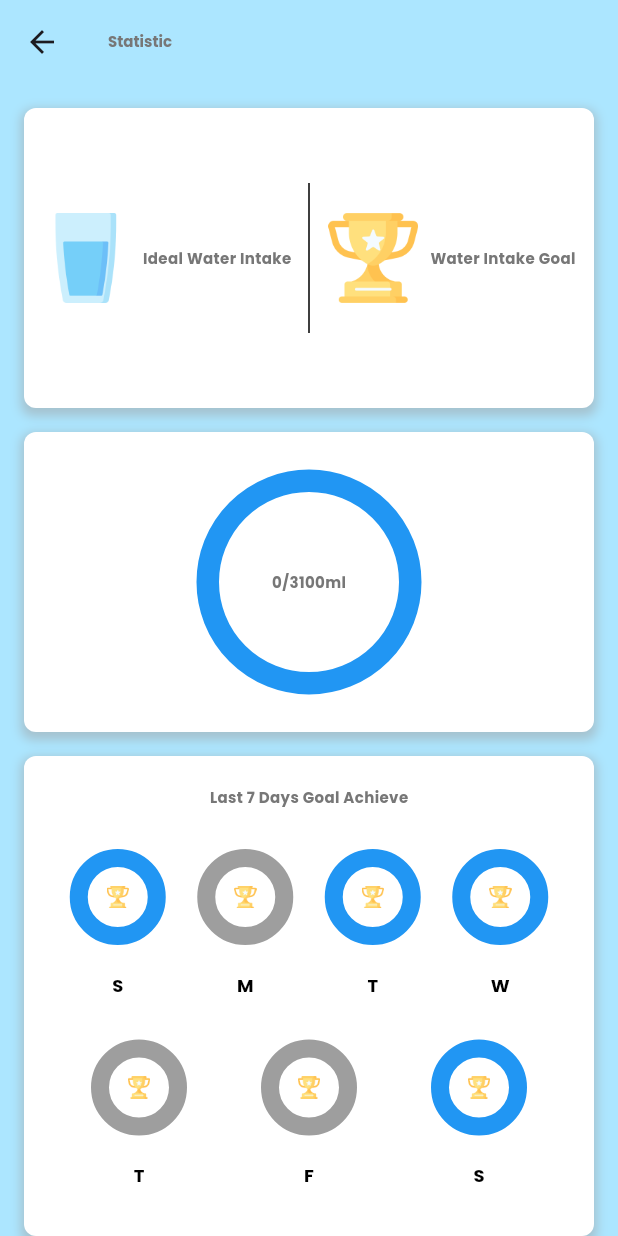
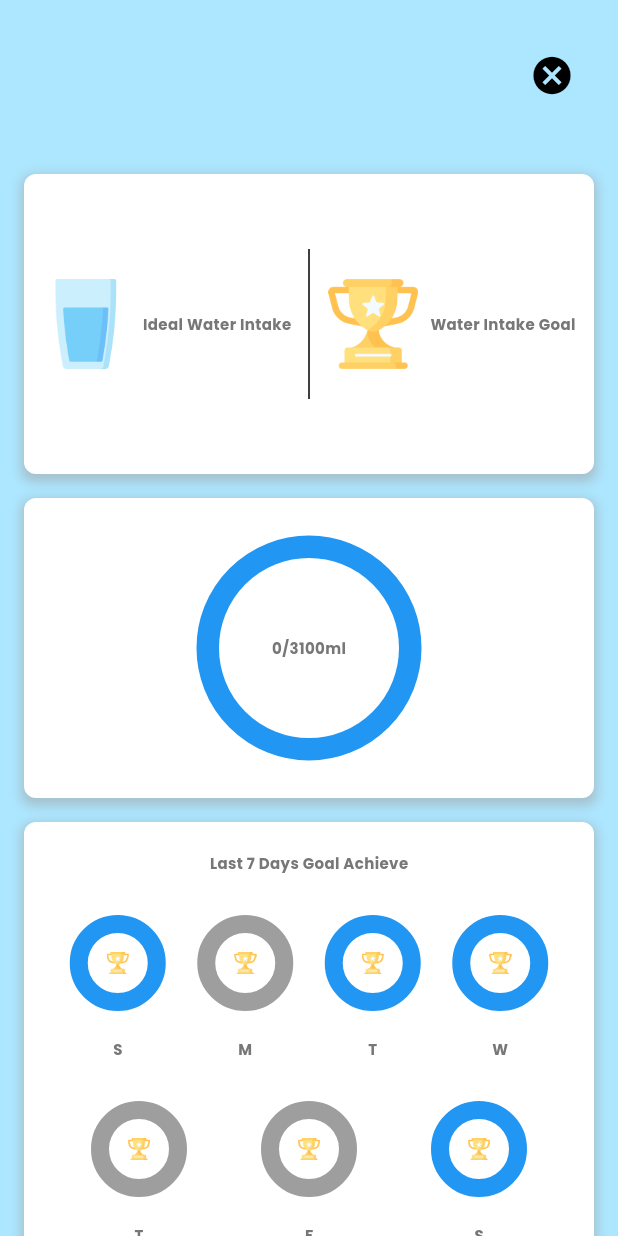
Before and after one commit to ARNE-08/Water-Cactus, a Flutter app: the StatisticPage screen opened by its route, on a phone screen of 412 x 824 dp. Run offline on Flutter 3.47's test engine with Material 3 defaults, Android fonts, the phone set to English and light mode, and no system bars; drawn by our look-alikes of fl_chart; our stand-ins replace carousel_slider, flutter_secure_storage, google_fonts; accounts and stored records are empty.

Commit message:
[EDIT] stat page

```diff
--- a/watercactus_frontend/lib/screen/statistic/statistic.dart
+++ b/watercactus_frontend/lib/screen/statistic/statistic.dart
@@ -28,11 +28,18 @@ class _StatisticPageState extends State<StatisticPage> {
   Widget build(BuildContext context) {
     return Scaffold(
       appBar: AppBar(
-        title: Text(
-          'Statistic',
-          style: CustomTextStyle.poppins3,
-        ),
-        backgroundColor: Color.fromRGBO(172, 230, 255, 1),
+        toolbarHeight: 100,
+        backgroundColor: Colors.transparent,
+        automaticallyImplyLeading: false,
+        actions: [
+          IconButton(
+            icon: const Icon(Icons.cancel, color: AppColors.black, size: 30),
+            onPressed: () {
+              Navigator.pop(context);
+            },
+          ),
+          const SizedBox(width: 20),
+        ],
       ),
       body: SingleChildScrollView(
         child: Padding(
@@ -237,11 +244,7 @@ class _StatisticPageState extends State<StatisticPage> {
                                                     'F',
                                                     'S'
                                                   ][index],
-                                                  style: TextStyle(
-                                                    fontSize: 12,
-                                                    fontWeight: FontWeight.bold,
-                                                    color: Colors.black,
-                                                  ),
+                                                  style: CustomTextStyle.poppins3,
                                                 ),
                                               ],
                                             ),
@@ -318,11 +321,7 @@ class _StatisticPageState extends State<StatisticPage> {
                                                     'F',
                                                     'S'
                                                   ][adjustedIndex],
-                                                  style: TextStyle(
-                                                    fontSize: 12,
-                                                    fontWeight: FontWeight.bold,
-                                                    color: Colors.black,
-                                                  ),
+                                                  style: CustomTextStyle.poppins3,
                                                 ),
                                               ],
                                             ),
@@ -334,7 +333,8 @@ class _StatisticPageState extends State<StatisticPage> {
                                 )
                               : index == 3
                                   ? Padding(
-                                      padding: const EdgeInsets.all(20.0),
+                                      padding: const EdgeInsets.only(
+                                          left: 36.0, right: 16.0, bottom: 16),
                                       child: Column(
                                         children: [
                                           SizedBox(height: 20),
@@ -466,7 +466,7 @@ class _StatisticPageState extends State<StatisticPage> {
                                                 titlesData: FlTitlesData(
                                                   leftTitles: AxisTitles(
                                                     sideTitles: SideTitles(
-                                                      showTitles: true,
+                                                      showTitles: false,
                                                     ),
                                                   ),
                                                   bottomTitles: AxisTitles(
@@ -475,65 +475,60 @@ class _StatisticPageState extends State<StatisticPage> {
                                                       getTitlesWidget:
                                                           (double value,
                                                               TitleMeta meta) {
-                                                        const style = TextStyle(
-                                                          color: Colors.black,
-                                                          fontWeight:
-                                                              FontWeight.bold,
-                                                          fontSize: 14,
-                                                        );
+
                                                         Widget text;
                                                         switch (value.toInt()) {
                                                           case 0:
                                                             text = Text('Ja',
-                                                                style: style);
+                                                                style: CustomTextStyle.poppins3);
                                                             break;
                                                           case 1:
                                                             text = Text('Fe',
-                                                                style: style);
+                                                                style: CustomTextStyle.poppins3);
                                                             break;
                                                           case 2:
                                                             text = Text('Ma',
-                                                                style: style);
+                                                                style: CustomTextStyle.poppins3);
                                                             break;
                                                           case 3:
                                                             text = Text('Ap',
-                                                                style: style);
+                                                                style: CustomTextStyle.poppins3);
                                                             break;
                                                           case 4:
                                                             text = Text('Ma',
-                                                                style: style);
+                                                                style: CustomTextStyle.poppins3);
                                                             break;
                                                           case 5:
                                                             text = Text('Ju',
-                                                                style: style);
+                                                                style: CustomTextStyle.poppins3);
                                                             break;
                                                           case 6:
                                                             text = Text('Ju',
-                                                                style: style);
+                                                                style: CustomTextStyle.poppins3);
                                                             break;
                                                           case 7:
                                                             text = Text('Au',
-                                                                style: style);
+                                                                style: CustomTextStyle.poppins3);
                                                             break;
                                                           case 8:
                                                             text = Text('Se',
-                                                                style: style);
+                                                                style: CustomTextStyle.poppins3);
                                                             break;
                                                           case 9:
                                                             text = Text('Oc',
-                                                                style: style);
+                                                                style: CustomTextStyle.poppins3);
                                                             break;
                                                           case 10:
                                                             text = Text('No',
-                                                                style: style);
+                                                                style: CustomTextStyle.poppins3);
                                                             break;
                                                           case 11:
                                                             text = Text('De',
-                                                                style: style);
+                                                                style: CustomTextStyle.poppins3);
                                                             break;
                                                           default:
                                                             text = Text('',
-                                                                style: style);
+                                                                style: CustomTextStyle.poppins3);
                                                             break;
                                                         }
                                                         return SideTitleWidget(
```
